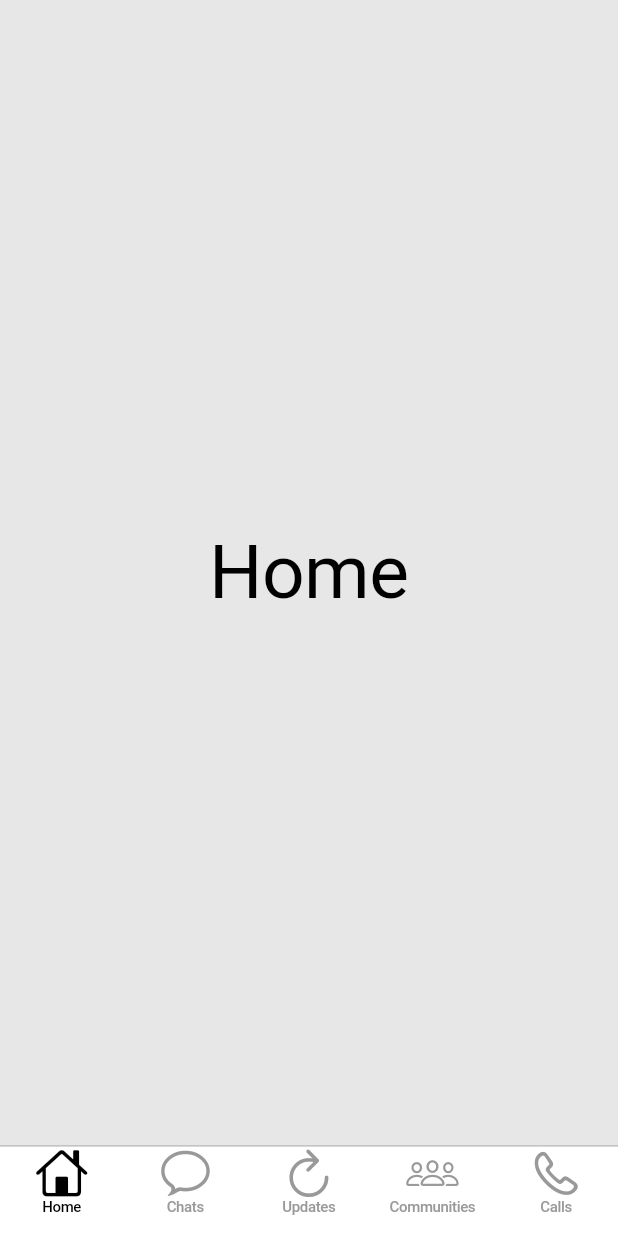
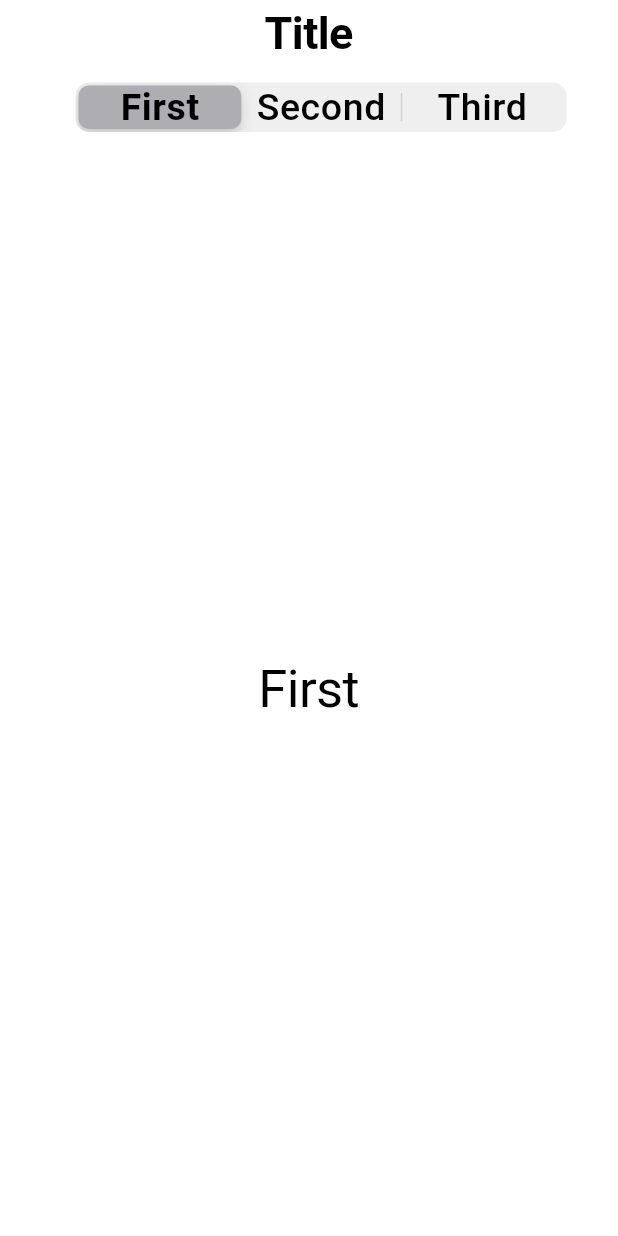
Before and after one commit to Rajputniraj6983/advflutterch2, a Flutter app: the screen it shows after launch, on a phone screen of 412 x 824 dp. Run offline on Flutter 3.47's test engine with Material 3 defaults, Android fonts, the phone set to English and light mode, and no system bars.

Commit message:
13-05-2024

```diff
--- a/lib/main.dart
+++ b/lib/main.dart
@@ -1,11 +1,16 @@
+import 'package:advflutterch2/task3/screen/provider/segement.dart';
+import 'package:advflutterch2/task3/screen/provider/slidersegement.dart';
 import 'package:advflutterch2/task3/screen/provider/tabbar.dart';
 import 'package:advflutterch2/task3/views/cupertinolist.dart';
 import 'package:advflutterch2/task3/views/mypeople.dart';
 import 'package:advflutterch2/task3/views/setting.dart';
 import 'package:flutter/cupertino.dart';
+import 'package:provider/provider.dart';
 void main()
 {
-  runApp(MyApp());
+  runApp(MultiProvider(providers: [
+    ChangeNotifierProvider(create: (context) => Sliderprovider(),)
+  ],child: MyApp()));
 }
 class MyApp extends StatelessWidget {
   const MyApp({super.key});
@@ -14,7 +19,7 @@ class MyApp extends StatelessWidget {
   Widget build(BuildContext context) {
     return CupertinoApp(
       debugShowCheckedModeBanner: false,
-      home: Tabbar(),
+      home: Segment(),
     );
   }
 }
--- /dev/null
+++ b/lib/task3/screen/modal/slidelist.dart
@@ -0,0 +1,5 @@
+List SlideList = [
+  'First',
+  'Second',
+  'Third',
+];
--- /dev/null
+++ b/lib/task3/screen/provider/segement.dart
@@ -0,0 +1,49 @@
+import 'package:advflutterch2/task3/screen/provider/slidersegement.dart';
+import 'package:flutter/cupertino.dart';
+import 'package:provider/provider.dart';
+
+import '../modal/slidelist.dart';
+
+class Segment extends StatefulWidget {
+  const Segment({super.key});
+
+  @override
+  State<Segment> createState() => _SegmentState();
+}
+
+class _SegmentState extends State<Segment> {
+  @override
+  Widget build(BuildContext context) {
+    return CupertinoPageScaffold(
+        child: CustomScrollView (
+          slivers : [
+            CupertinoSliverNavigationBar(
+              middle: Text("Title",style: TextStyle(fontSize: 30),),
+              largeTitle: Center(
+                child:CupertinoSlidingSegmentedControl(
+                  groupValue: Provider.of<Sliderprovider>(context,listen: true)
+                  .slidingIndex .toString(),
+                  thumbColor: CupertinoColors.systemGrey2,
+                  children: {
+                    '0' : Text('First',style: TextStyle(fontSize: 25),),
+                    '1' : Text('Second',style: TextStyle(fontSize: 25),),
+                    '2' : Text('Third',style: TextStyle(fontSize: 25),),
+                  },
+                  onValueChanged: (value) {
+                    Provider.of<Sliderprovider>(context,listen: false).changeSlider(value!);
+                  },
+                ),
+              ),
+            ),
+            SliverFillRemaining(
+              child: Center(
+               child: Text(
+                 SlideList[Provider.of<Sliderprovider>(context).slidingIndex],style: TextStyle(fontSize: 35),
+               ),
+              ),
+            )
+          ]
+        )
+    );
+  }
+}
--- /dev/null
+++ b/lib/task3/screen/provider/slidersegement.dart
@@ -0,0 +1,12 @@
+import 'package:flutter/cupertino.dart';
+
+class Sliderprovider extends ChangeNotifier
+{
+  int slidingIndex = 0;
+
+  void changeSlider(String value)
+  {
+    slidingIndex = int.parse(value);
+    notifyListeners();
+  }
+}
--- a/pubspec.yaml
+++ b/pubspec.yaml
@@ -35,6 +35,7 @@ dependencies:
   # The following adds the Cupertino Icons font to your application.
   # Use with the CupertinoIcons class for iOS style icons.
   cupertino_icons: ^1.0.6
+  provider: any
 
 dev_dependencies:
   flutter_test:
```
Also changed, not shown: pubspec.lock.
